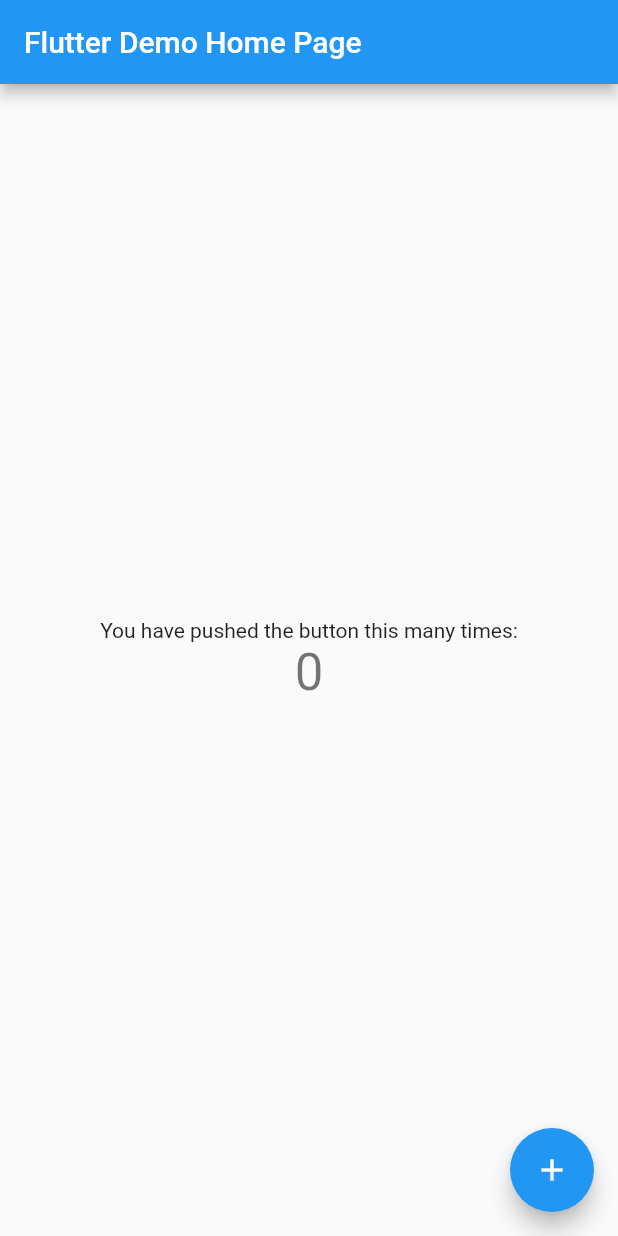
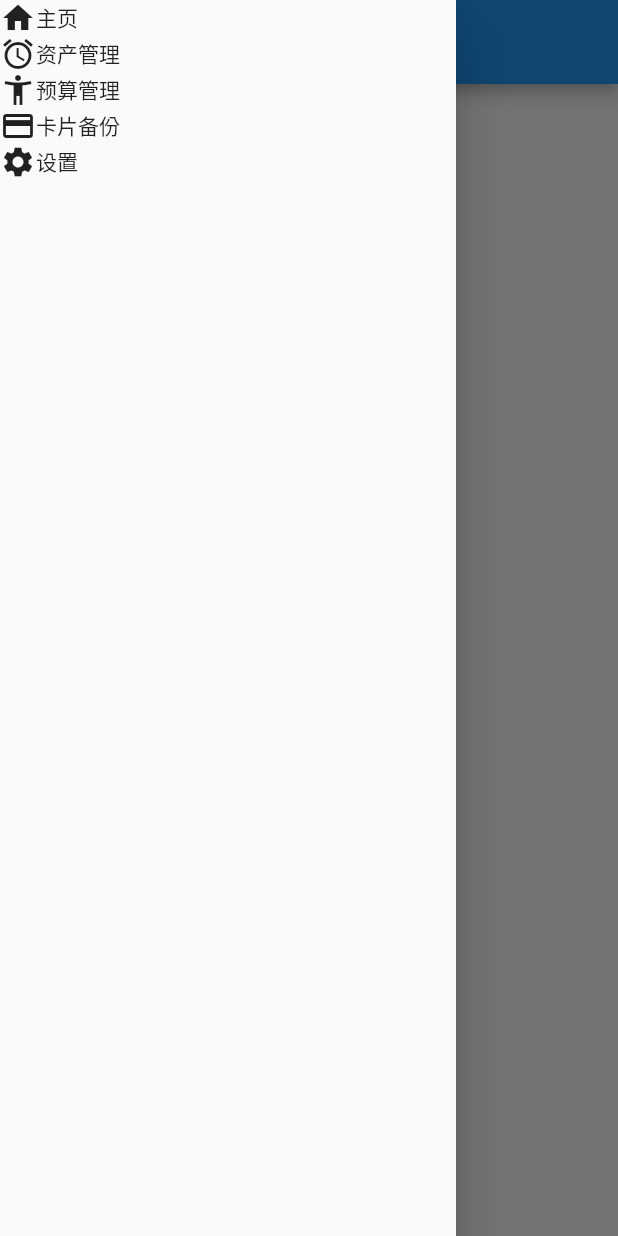
Before and after one commit to hanzhang2566/dadi_ui, a Flutter app: the screen it shows after launch, with the side drawer open (before the commit the screen has no drawer), on a phone screen of 412 x 824 dp. Run offline on Flutter 3.47's test engine with Material 2 defaults, Android fonts, the phone set to English and light mode, and no system bars.

Commit message:
feat: init repo

```diff
--- /dev/null
+++ b/lib/home/app.dart
@@ -0,0 +1,38 @@
+import 'package:flutter/material.dart';
+import 'package:pen_ui/home/drawer.dart';
+
+class MyApp extends StatelessWidget {
+  const MyApp({super.key});
+
+  @override
+  Widget build(BuildContext context) {
+    var title = 'Pen';
+    return MaterialApp(
+      title: title,
+      theme: ThemeData(primarySwatch: Colors.blue),
+      home: const MyHomePage(title: 'Pen'),
+    );
+  }
+}
+
+class MyHomePage extends StatefulWidget {
+  const MyHomePage({super.key, required this.title});
+
+  final String title;
+
+  @override
+  State<MyHomePage> createState() => _MyHomePageState();
+}
+
+class _MyHomePageState extends State<MyHomePage> {
+  @override
+  Widget build(BuildContext context) {
+    return Scaffold(
+      appBar: AppBar(
+        //导航栏
+        title: const Text('Pen'),
+      ),
+      drawer: const MyDrawer(),
+    );
+  }
+}
--- /dev/null
+++ b/lib/home/drawer.dart
@@ -0,0 +1,71 @@
+import 'package:flutter/material.dart';
+
+class MyDrawer extends StatelessWidget {
+  const MyDrawer({super.key});
+
+  @override
+  Widget build(BuildContext context) {
+    return Drawer(
+      child: Column(
+        // crossAxisAlignment: CrossAxisAlignment.start,
+        children: [
+          Column(
+            children: [
+              Row(
+                children: const [
+                  Icon(
+                    Icons.home,
+                  ),
+                  Text('主页')
+                ],
+              ),
+              Row(
+                children: const [
+                  Icon(
+                    Icons.access_alarm_outlined,
+                  ),
+                  Text('资产管理')
+                ],
+              ),
+              Row(
+                children: const [
+                  Icon(
+                    Icons.accessibility_new,
+                  ),
+                  Text('预算管理')
+                ],
+              ),
+              Row(
+                children: const [
+                  Icon(
+                    Icons.credit_card,
+                  ),
+                  Text('卡片备份')
+                ],
+              ),
+              Row(
+                children: const [
+                  Icon(
+                    Icons.settings,
+                  ),
+                  Text('设置')
+                ],
+              )
+            ],
+          )
+        ],
+      ),
+    );
+  }
+
+  Widget _buildButton(IconData icon, String context) {
+    return Row(
+      children: const [
+        Icon(
+          Icons.home,
+        ),
+        Text('主页')
+      ],
+    );
+  }
+}
--- a/lib/main.dart
+++ b/lib/main.dart
@@ -1,115 +1,6 @@
 import 'package:flutter/material.dart';
+import 'package:pen_ui/home/app.dart';
 
 void main() {
   runApp(const MyApp());
 }
-
-class MyApp extends StatelessWidget {
-  const MyApp({super.key});
-
-  // This widget is the root of your application.
-  @override
-  Widget build(BuildContext context) {
-    return MaterialApp(
-      title: 'Flutter Demo',
-      theme: ThemeData(
-        // This is the theme of your application.
-        //
-        // Try running your application with "flutter run". You'll see the
-        // application has a blue toolbar. Then, without quitting the app, try
-        // changing the primarySwatch below to Colors.green and then invoke
-        // "hot reload" (press "r" in the console where you ran "flutter run",
-        // or simply save your changes to "hot reload" in a Flutter IDE).
-        // Notice that the counter didn't reset back to zero; the application
-        // is not restarted.
-        primarySwatch: Colors.blue,
-      ),
-      home: const MyHomePage(title: 'Flutter Demo Home Page'),
-    );
-  }
-}
-
-class MyHomePage extends StatefulWidget {
-  const MyHomePage({super.key, required this.title});
-
-  // This widget is the home page of your application. It is stateful, meaning
-  // that it has a State object (defined below) that contains fields that affect
-  // how it looks.
-
-  // This class is the configuration for the state. It holds the values (in this
-  // case the title) provided by the parent (in this case the App widget) and
-  // used by the build method of the State. Fields in a Widget subclass are
-  // always marked "final".
-
-  final String title;
-
-  @override
-  State<MyHomePage> createState() => _MyHomePageState();
-}
-
-class _MyHomePageState extends State<MyHomePage> {
-  int _counter = 0;
-
-  void _incrementCounter() {
-    setState(() {
-      // This call to setState tells the Flutter framework that something has
-      // changed in this State, which causes it to rerun the build method below
-      // so that the display can reflect the updated values. If we changed
-      // _counter without calling setState(), then the build method would not be
-      // called again, and so nothing would appear to happen.
-      _counter++;
-    });
-  }
-
-  @override
-  Widget build(BuildContext context) {
-    // This method is rerun every time setState is called, for instance as done
-    // by the _incrementCounter method above.
-    //
-    // The Flutter framework has been optimized to make rerunning build methods
-    // fast, so that you can just rebuild anything that needs updating rather
-    // than having to individually change instances of widgets.
-    return Scaffold(
-      appBar: AppBar(
-        // Here we take the value from the MyHomePage object that was created by
-        // the App.build method, and use it to set our appbar title.
-        title: Text(widget.title),
-      ),
-      body: Center(
-        // Center is a layout widget. It takes a single child and positions it
-        // in the middle of the parent.
-        child: Column(
-          // Column is also a layout widget. It takes a list of children and
-          // arranges them vertically. By default, it sizes itself to fit its
-          // children horizontally, and tries to be as tall as its parent.
-          //
-          // Invoke "debug painting" (press "p" in the console, choose the
-          // "Toggle Debug Paint" action from the Flutter Inspector in Android
-          // Studio, or the "Toggle Debug Paint" command in Visual Studio Code)
-          // to see the wireframe for each widget.
-          //
-          // Column has various properties to control how it sizes itself and
-          // how it positions its children. Here we use mainAxisAlignment to
-          // center the children vertically; the main axis here is the vertical
-          // axis because Columns are vertical (the cross axis would be
-          // horizontal).
-          mainAxisAlignment: MainAxisAlignment.center,
-          children: <Widget>[
-            const Text(
-              'You have pushed the button this many times:',
-            ),
-            Text(
-              '$_counter',
-              style: Theme.of(context).textTheme.headlineMedium,
-            ),
-          ],
-        ),
-      ),
-      floatingActionButton: FloatingActionButton(
-        onPressed: _incrementCounter,
-        tooltip: 'Increment',
-        child: const Icon(Icons.add),
-      ), // This trailing comma makes auto-formatting nicer for build methods.
-    );
-  }
-}
--- a/pubspec.yaml
+++ b/pubspec.yaml
@@ -59,8 +59,8 @@
   uses-material-design: true
 
   # To add assets to your application, add an assets section, like this:
-  # assets:
-  #   - images/a_dot_burr.jpeg
+  assets:
+    - images/lake.jpg
   #   - images/a_dot_ham.jpeg
 
   # An image asset can refer to one or more resolution-specific "variants", see
```
Also changed, not shown: images/lake.jpg (added), 3 other files.
